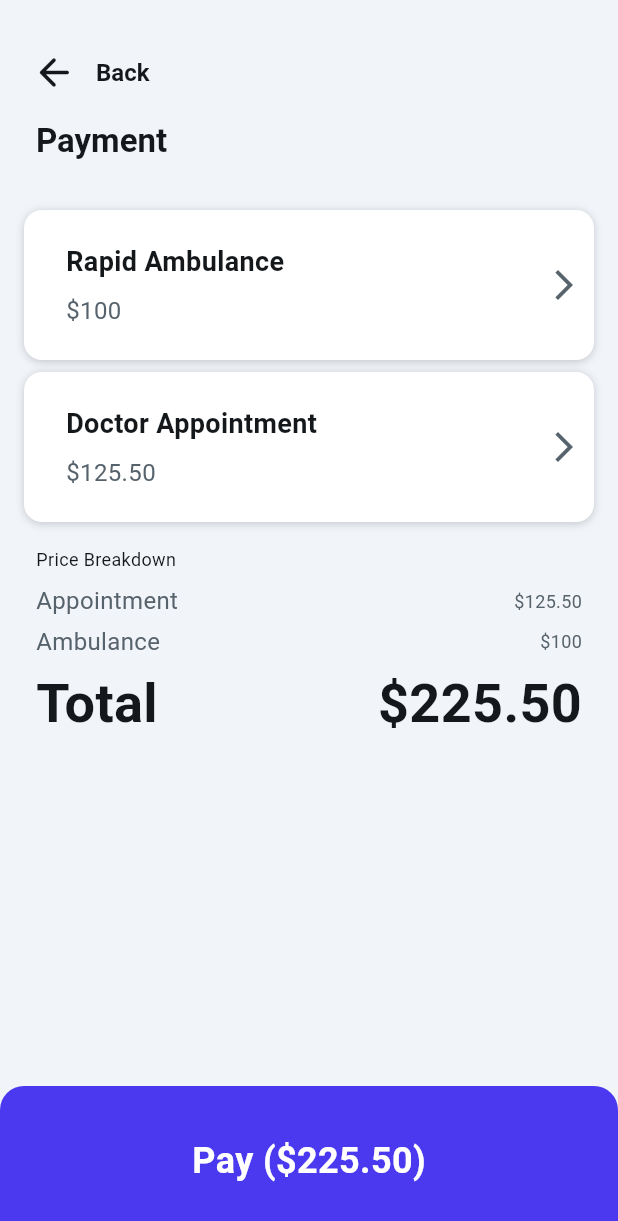
After one commit to AmQuick869/amquick_draft, a Flutter app: the Checkout7Widget screen opened directly, on a phone screen of 412 x 824 dp. The commit adds this screen. Shown: the top 1221 px of the screen. Run offline on Flutter 3.47's test engine with Material 3 defaults, Android fonts, the light colour scheme and no system bars; our stand-ins replace firebase_auth, firebase_core, shared_preferences; accounts and stored records are empty; Roboto replaces fonts that are missing (Arial, Plus Jakarta Sans).

Commit message:
Added remaining UI pages

```diff
--- /dev/null
+++ b/lib/payment.dart
@@ -0,0 +1,287 @@
+
+import 'package:flutter/material.dart';
+
+
+class Checkout7Widget extends StatefulWidget {
+  const Checkout7Widget({super.key});
+
+  @override
+  State<Checkout7Widget> createState() => _Checkout7WidgetState();
+}
+
+class _Checkout7WidgetState extends State<Checkout7Widget> {
+  final scaffoldKey = GlobalKey<ScaffoldState>();
+
+  @override
+  Widget build(BuildContext context) {
+    return GestureDetector(
+      onTap: () {
+        FocusScope.of(context).unfocus();
+      },
+      child: Scaffold(
+        key: scaffoldKey,
+        backgroundColor: const Color(0xFFF1F4F8),
+        appBar: PreferredSize(
+          preferredSize: const Size.fromHeight(120),
+          child: AppBar(
+            backgroundColor: const Color(0xFFF1F4F8),
+            automaticallyImplyLeading: false,
+            flexibleSpace: FlexibleSpaceBar(
+              title: Column(
+                mainAxisAlignment: MainAxisAlignment.end,
+                crossAxisAlignment: CrossAxisAlignment.start,
+                children: [
+                  Padding(
+                    padding: const EdgeInsetsDirectional.fromSTEB(0, 24, 0, 8),
+                    child: Row(
+                      children: [
+                        Padding(
+                          padding: const EdgeInsetsDirectional.fromSTEB(12, 0, 0, 0),
+                          child: IconButton(
+                            icon: const Icon(
+                              Icons.arrow_back_rounded,
+                              color: Color(0xFF14181B),
+                              size: 30,
+                            ),
+                            onPressed: () {
+                              Navigator.pop(context);
+                            },
+                          ),
+                        ),
+                        const Padding(
+                          padding: EdgeInsetsDirectional.fromSTEB(4, 0, 0, 0),
+                          child: Text(
+                            'Back',
+                            style: TextStyle(
+                              fontFamily: 'Roboto',
+                              color: Color(0xFF14181B),
+                              fontSize: 16,
+                              fontWeight: FontWeight.w600,
+                            ),
+                          ),
+                        ),
+                      ],
+                    ),
+                  ),
+                  const Padding(
+                    padding: EdgeInsetsDirectional.fromSTEB(24, 0, 0, 0),
+                    child: Text(
+                      'Payment',
+                      style: TextStyle(
+                        fontFamily: 'Roboto',
+                        color: Color(0xFF14181B),
+                        fontSize: 22,
+                        fontWeight: FontWeight.w600,
+                      ),
+                    ),
+                  ),
+                ],
+              ),
+              centerTitle: true,
+              expandedTitleScale: 1.0,
+            ),
+            elevation: 0,
+          ),
+        ),
+        body: Column(
+          mainAxisAlignment: MainAxisAlignment.spaceBetween,
+          children: [
+            Expanded(
+              child: SingleChildScrollView(
+                child: Column(
+                  children: [
+                    Padding(
+                      padding: const EdgeInsetsDirectional.fromSTEB(0, 12, 0, 0),
+                      child: ListView(
+                        padding: EdgeInsets.zero,
+                        primary: false,
+                        shrinkWrap: true,
+                        children: [
+                          _buildServiceCard('Rapid Ambulance', '\$100'),
+                          _buildServiceCard('Doctor Appointment', '\$125.50'),
+                        ],
+                      ),
+                    ),
+                    const Padding(
+                      padding: EdgeInsetsDirectional.fromSTEB(24, 16, 24, 4),
+                      child: Row(
+                        children: [
+                          Text(
+                            'Price Breakdown',
+                            style: TextStyle(
+                              fontFamily: 'Arial',
+                              color: Color(0xFF14181B),
+                              fontSize: 12,
+                            ),
+                          ),
+                        ],
+                      ),
+                    ),
+                    const Padding(
+                      padding: EdgeInsetsDirectional.fromSTEB(24, 4, 24, 0),
+                      child: Row(
+                        mainAxisAlignment: MainAxisAlignment.spaceBetween,
+                        children: [
+                          Text(
+                            'Appointment',
+                            style: TextStyle(
+                              fontFamily: 'Arial',
+                              color: Color(0xFF57636C),
+                              fontSize: 16,
+                            ),
+                          ),
+                          Text(
+                            '\$125.50',
+                            style: TextStyle(
+                              fontFamily: 'Plus Jakarta Sans',
+                              color: Color(0xFF57636C),
+                              fontSize: 12,
+                            ),
+                          ),
+                        ],
+                      ),
+                    ),
+                    const Padding(
+                      padding: EdgeInsetsDirectional.fromSTEB(24, 4, 24, 0),
+                      child: Row(
+                        mainAxisAlignment: MainAxisAlignment.spaceBetween,
+                        children: [
+                          Text(
+                            'Ambulance',
+                            style: TextStyle(
+                              fontFamily: 'Plus Jakarta Sans',
+                              color: Color(0xFF57636C),
+                              fontSize: 16,
+                            ),
+                          ),
+                          Text(
+                            '\$100',
+                            style: TextStyle(
+                              fontFamily: 'Plus Jakarta Sans',
+                              color: Color(0xFF57636C),
+                              fontSize: 12,
+                            ),
+                          ),
+                        ],
+                      ),
+                    ),
+                    const Padding(
+                      padding: EdgeInsetsDirectional.fromSTEB(24, 4, 24, 24),
+                      child: Row(
+                        mainAxisAlignment: MainAxisAlignment.spaceBetween,
+                        children: [
+                          Text(
+                            'Total',
+                            style: TextStyle(
+                              fontFamily: 'Roboto',
+                              color: Color(0xFF14181B),
+                              fontSize: 36,
+                              fontWeight: FontWeight.w600,
+                            ),
+                          ),
+                          Text(
+                            '\$225.50',
+                            style: TextStyle(
+                              fontFamily: 'Roboto',
+                              color: Color(0xFF14181B),
+                              fontSize: 36,
+                              fontWeight: FontWeight.w600,
+                            ),
+                          ),
+                        ],
+                      ),
+                    ),
+                  ],
+                ),
+              ),
+            ),
+            Container(
+              width: double.infinity,
+              height: 100,
+              decoration: const BoxDecoration(
+                color: Color(0xFF4B39EF),
+                borderRadius: BorderRadius.only(
+                  topLeft: Radius.circular(16),
+                  topRight: Radius.circular(16),
+                ),
+              ),
+              alignment: AlignmentDirectional.center,
+              child: const Text(
+                'Pay (\$225.50)',
+                style: TextStyle(
+                  fontFamily: 'Roboto',
+                  color: Colors.white,
+                  fontSize: 24,
+                  fontWeight: FontWeight.bold,
+                ),
+              ),
+            ),
+          ],
+        ),
+      ),
+    );
+  }
+
+  Widget _buildServiceCard(String title, String price) {
+    return Padding(
+      padding: const EdgeInsetsDirectional.fromSTEB(16, 8, 16, 0),
+      child: Container(
+        width: double.infinity,
+        height: 100,
+        decoration: BoxDecoration(
+          color: Colors.white,
+          boxShadow: const [
+            BoxShadow(
+              blurRadius: 4,
+              color: Color(0x320E151B),
+              offset: Offset(0, 1),
+            ),
+          ],
+          borderRadius: BorderRadius.circular(12),
+        ),
+        child: Padding(
+          padding: const EdgeInsetsDirectional.fromSTEB(16, 8, 8, 8),
+          child: Row(
+            mainAxisAlignment: MainAxisAlignment.spaceBetween,
+            children: [
+              Padding(
+                padding: const EdgeInsetsDirectional.fromSTEB(12, 0, 0, 0),
+                child: Column(
+                  mainAxisAlignment: MainAxisAlignment.center,
+                  crossAxisAlignment: CrossAxisAlignment.start,
+                  children: [
+                    Padding(
+                      padding: const EdgeInsetsDirectional.fromSTEB(0, 0, 0, 8),
+                      child: Text(
+                        title,
+                        style: const TextStyle(
+                           fontFamily: 'Arial',
+                          color: Color(0xFF14181B),
+                          fontSize: 18,
+                          fontWeight: FontWeight.bold,
+                        ),
+                      ),
+                    ),
+                    Text(
+                      price,
+                      style: const TextStyle(
+                        fontFamily: 'Arial',
+                        color: Color(0xFF57636C),
+                        fontSize: 16,
+                      ),
+                    ),
+                  ],
+                ),
+              ),
+              const Icon(
+                Icons.arrow_forward_ios,
+                color: Color(0xFF57636C),
+                size: 24,
+              ),
+            ],
+          ),
+        ),
+      ),
+    );
+  }
+}
```
Also changed, not shown: lib/payment_done.dart (added, +201 -0 lines), lib/select_amb.dart (+1 -28 lines), lib/select_ambulance_model.dart (deleted, +0 -11 lines), lib/video_call.dart (added, +214 -0 lines), assets/images/image2024.jpg (added), assets/images/images_(24).jpg (added), assets/images/masterCard@2x.png (added).
